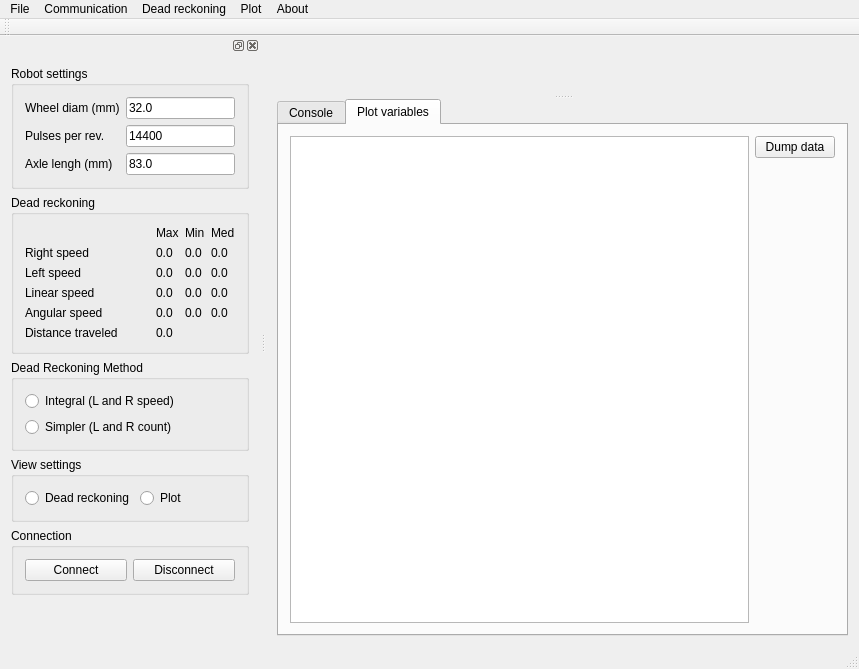
The window that mainwindow.ui (Felipeasg/LFTracking) describes before a commit, drawn with Qt 5.
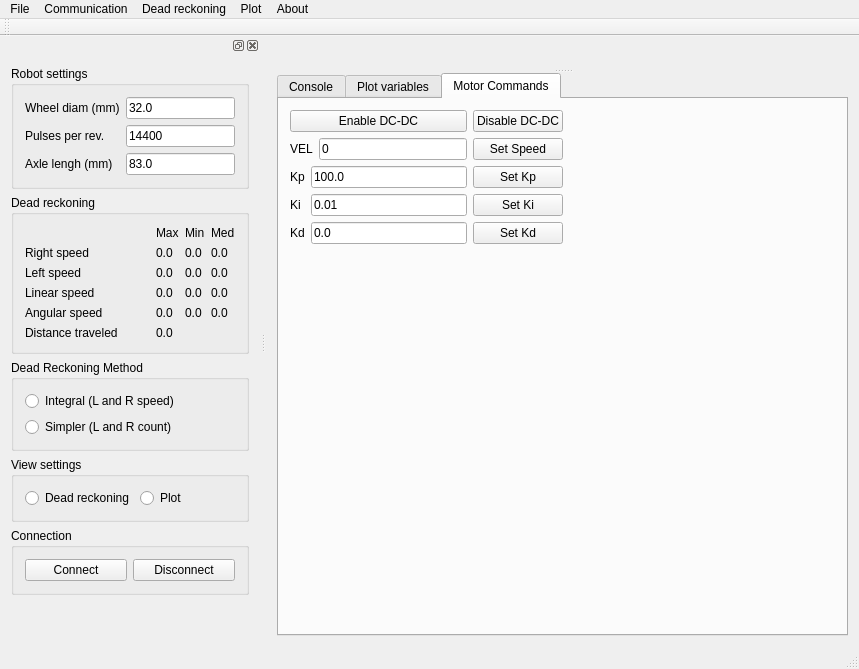
The same window after the commit. Custom widgets are drawn as their Qt base class.

```diff
--- a/mainwindow.ui
+++ b/mainwindow.ui
@@ -15,7 +15,7 @@
   </property>
   <widget class="QWidget" name="centralWidget">
    <layout class="QGridLayout" name="gridLayout_2">
-    <item row="0" column="0">
+    <item row="0" column="1">
      <widget class="QSplitter" name="splitter">
       <property name="orientation">
        <enum>Qt::Vertical</enum>
@@ -41,7 +41,7 @@
         <bool>true</bool>
        </property>
        <property name="currentIndex">
-        <number>1</number>
+        <number>2</number>
        </property>
        <widget class="QWidget" name="outputTab">
         <attribute name="title">
@@ -94,6 +94,145 @@
          </item>
         </layout>
        </widget>
+       <widget class="QWidget" name="tab">
+        <attribute name="title">
+         <string>Motor Commands</string>
+        </attribute>
+        <layout class="QGridLayout" name="gridLayout_7">
+         <item row="0" column="0">
+          <layout class="QGridLayout" name="gridLayout_6">
+           <item row="0" column="0" colspan="2">
+            <widget class="QPushButton" name="pushButtonEnableDCDC">
+             <property name="text">
+              <string>Enable DC-DC</string>
+             </property>
+            </widget>
+           </item>
+           <item row="1" column="0" colspan="2">
+            <layout class="QHBoxLayout" name="horizontalLayout_4">
+             <item>
+              <widget class="QLabel" name="label_26">
+               <property name="text">
+                <string>VEL</string>
+               </property>
+              </widget>
+             </item>
+             <item>
+              <widget class="QLineEdit" name="lineEditVelRPM">
+               <property name="text">
+                <string>0</string>
+               </property>
+              </widget>
+             </item>
+            </layout>
+           </item>
+           <item row="1" column="2">
+            <widget class="QPushButton" name="pushButtonSetSpeed">
+             <property name="text">
+              <string>Set Speed</string>
+             </property>
+            </widget>
+           </item>
+           <item row="2" column="0">
+            <widget class="QLabel" name="label_27">
+             <property name="text">
+              <string>Kp</string>
+             </property>
+            </widget>
+           </item>
+           <item row="2" column="1">
+            <widget class="QLineEdit" name="lineEditKp">
+             <property name="text">
+              <string>100.0</string>
+             </property>
+            </widget>
+           </item>
+           <item row="2" column="2">
+            <widget class="QPushButton" name="pushButtonSetKp">
+             <property name="text">
+              <string>Set Kp</string>
+             </property>
+            </widget>
+           </item>
+           <item row="3" column="0">
+            <widget class="QLabel" name="label_28">
+             <property name="text">
+              <string>Ki</string>
+             </property>
+            </widget>
+           </item>
+           <item row="3" column="1">
+            <widget class="QLineEdit" name="lineEditKi">
+             <property name="text">
+              <string>0.01</string>
+             </property>
+            </widget>
+           </item>
+           <item row="3" column="2">
+            <widget class="QPushButton" name="pushButtonSetKi">
+             <property name="text">
+              <string>Set Ki</string>
+             </property>
+            </widget>
+           </item>
+           <item row="4" column="0">
+            <widget class="QLabel" name="label_29">
+             <property name="text">
+              <string>Kd</string>
+             </property>
+            </widget>
+           </item>
+           <item row="4" column="1">
+            <widget class="QLineEdit" name="lineEditKd">
+             <property name="text">
+              <string>0.0</string>
+             </property>
+            </widget>
+           </item>
+           <item row="4" column="2">
+            <widget class="QPushButton" name="pushButtonSetKd">
+             <property name="text">
+              <string>Set Kd</string>
+             </property>
+            </widget>
+           </item>
+           <item row="0" column="2">
+            <widget class="QPushButton" name="pushButton">
+             <property name="text">
+              <string>Disable DC-DC</string>
+             </property>
+            </widget>
+           </item>
+          </layout>
+         </item>
+         <item row="0" column="1">
+          <spacer name="horizontalSpacer_3">
+           <property name="orientation">
+            <enum>Qt::Horizontal</enum>
+           </property>
+           <property name="sizeHint" stdset="0">
+            <size>
+             <width>271</width>
+             <height>20</height>
+            </size>
+           </property>
+          </spacer>
+         </item>
+         <item row="1" column="0">
+          <spacer name="verticalSpacer_2">
+           <property name="orientation">
+            <enum>Qt::Vertical</enum>
+           </property>
+           <property name="sizeHint" stdset="0">
+            <size>
+             <width>20</width>
+             <height>391</height>
+            </size>
+           </property>
+          </spacer>
+         </item>
+        </layout>
+       </widget>
       </widget>
      </widget>
     </item>
```
Left out of the diff: 9 changed lines with no effect on the pictures.
